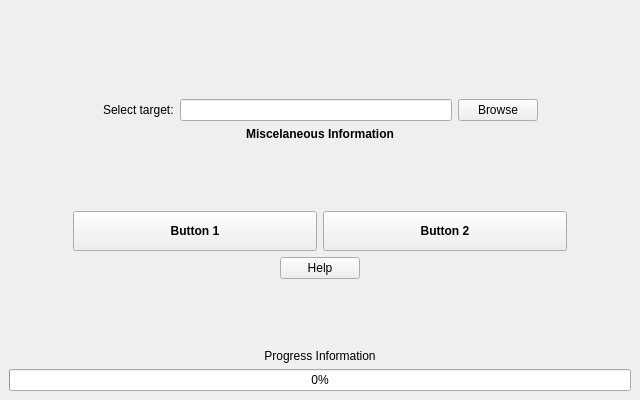
Old version of the form UI/main.ui in the repository CyberYoshi64/CTGP7-UpdateTool.
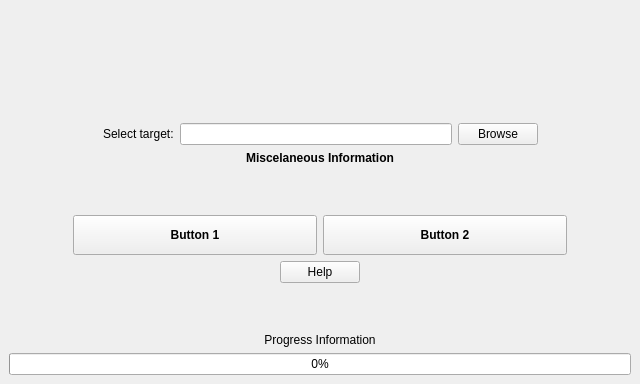
New version of the form. Icons and pictures are not drawn.

The edit to the form file:
```diff
--- a/UI/main.ui
+++ b/UI/main.ui
@@ -7,7 +7,7 @@
     <x>0</x>
     <y>0</y>
     <width>640</width>
-    <height>400</height>
+    <height>384</height>
    </rect>
   </property>
   <property name="minimumSize">
@@ -31,6 +31,19 @@
   </property>
   <widget class="QWidget" name="centralwidget">
    <layout class="QVBoxLayout" name="verticalLayout">
+    <item>
+     <spacer name="verticalSpacer_4">
+      <property name="orientation">
+       <enum>Qt::Vertical</enum>
+      </property>
+      <property name="sizeHint" stdset="0">
+       <size>
+        <width>20</width>
+        <height>40</height>
+       </size>
+      </property>
+     </spacer>
+    </item>
     <item>
      <layout class="QHBoxLayout" name="horizontalLayout">
       <item>
```
